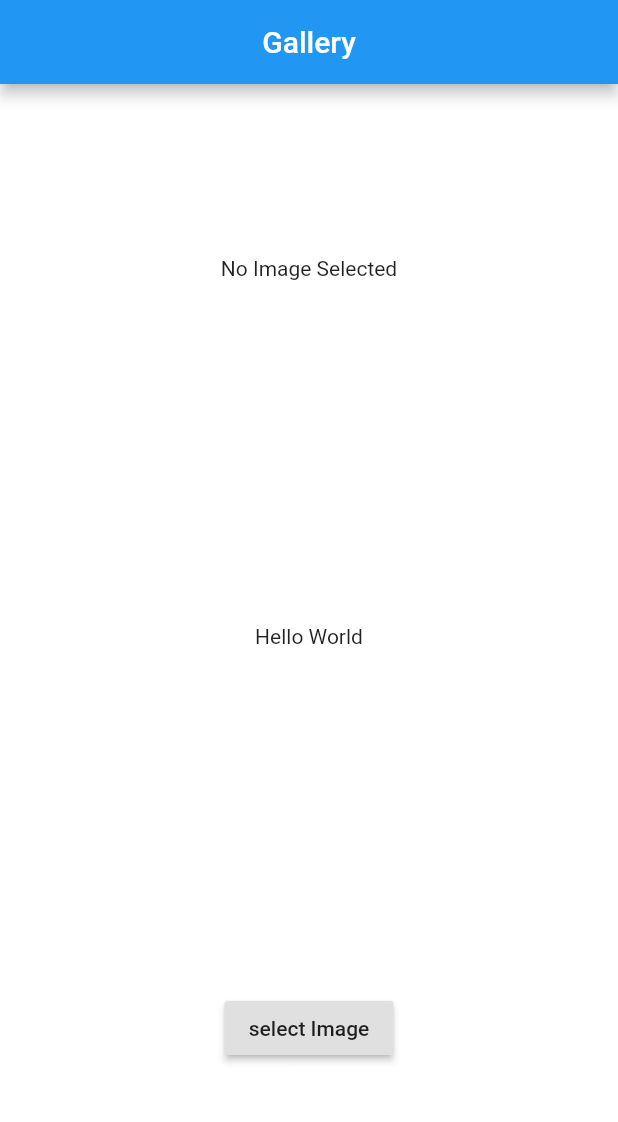
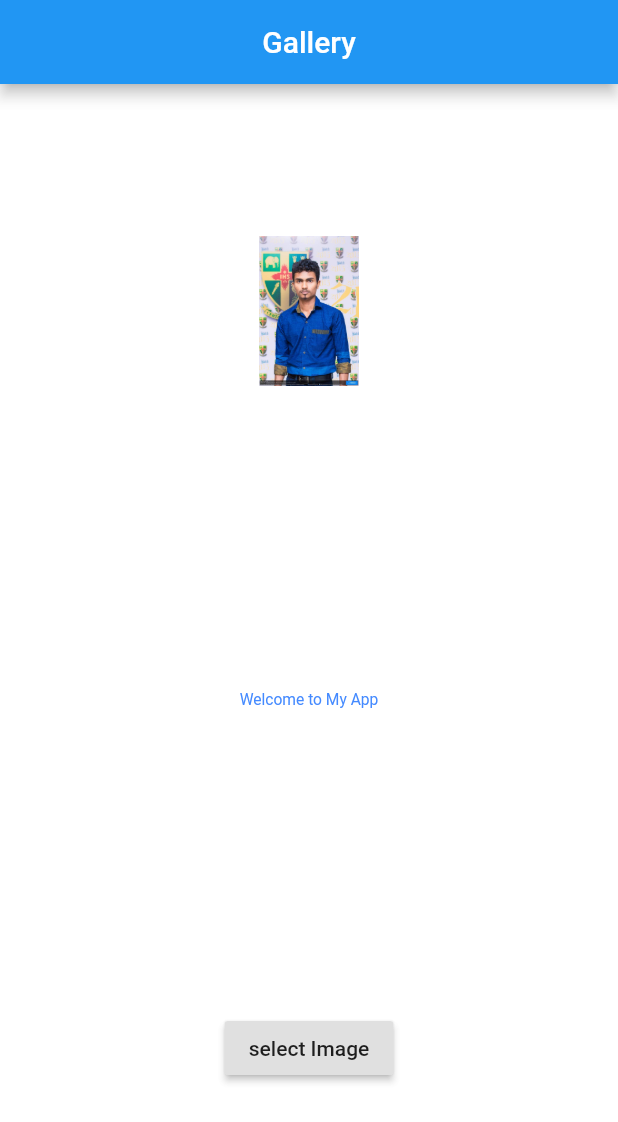
Before and after one commit to hashika2/FlutterApps, a Flutter app: the screen it shows after launch, on a phone screen of 412 x 824 dp. Shown: the top 1122 px of the screen. Run offline on Flutter 3.47's test engine with Material 2 defaults, Android fonts, the phone set to English and light mode, and no system bars; our stand-ins replace firebase_database, image_picker, shared_preferences, sqflite; missing offline and left inert: fapp; accounts and stored records are empty.

Commit message:
modified app add some image and text

```diff
--- a/galleryapp/lib/main.dart
+++ b/galleryapp/lib/main.dart
@@ -1,4 +1,5 @@
 import 'package:flutter/material.dart';
+import 'package:flutter/scheduler.dart';
 import 'ui/home.dart';
 
 void main() => runApp(MyApp());
@@ -7,7 +8,9 @@ class MyApp extends StatelessWidget {
   // This widget is the root of your application.
   @override
   Widget build(BuildContext context) {
+
     return MaterialApp(
+      debugShowCheckedModeBanner: false,
       title: 'Flutter Demo',
       home: new Home(),
     );
--- a/galleryapp/lib/ui/home.dart
+++ b/galleryapp/lib/ui/home.dart
@@ -46,7 +46,7 @@ class _HomeState extends State<Home> {
 
   Widget _desideImageView(){
     if(imageFile == null)
-      return Text("No Image Selected");
+      return Image.asset("images/FACE.jpg",width: 100,height: 100,);
       else{
         return Image.file(imageFile,width:400,height:400);
       }
@@ -67,7 +67,7 @@ class _HomeState extends State<Home> {
           mainAxisAlignment: MainAxisAlignment.spaceAround,
           children: <Widget>[
              _desideImageView(),
-            Text("Hello World"),
+            Text("Welcome to My App",style: new TextStyle(fontSize: 10.4,color: Colors.blueAccent),),
             RaisedButton(
               onPressed: (){
                 _showChoiceDialog(context);
--- a/galleryapp/pubspec.yaml
+++ b/galleryapp/pubspec.yaml
@@ -46,6 +46,9 @@ flutter:
   #  - images/a_dot_burr.jpeg
   #  - images/a_dot_ham.jpeg
 
+  assets:
+    - images/FACE.jpg
+
   # An image asset can refer to one or more resolution-specific "variants", see
   # https://flutter.dev/assets-and-images/#resolution-aware.
 
```
Also changed, not shown: galleryapp/images/FACE.jpg (added).
